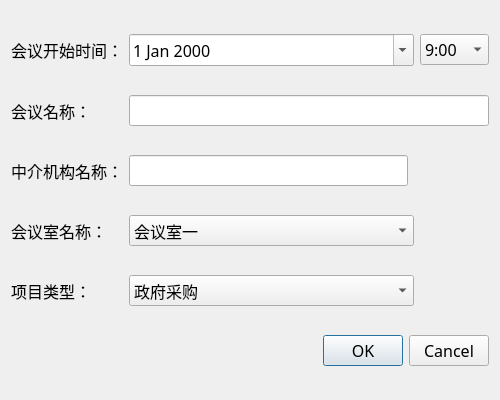
Before: the Qt Designer form InserMeeting.ui in ljgaqi/MyMeeting, drawn with Qt 5.
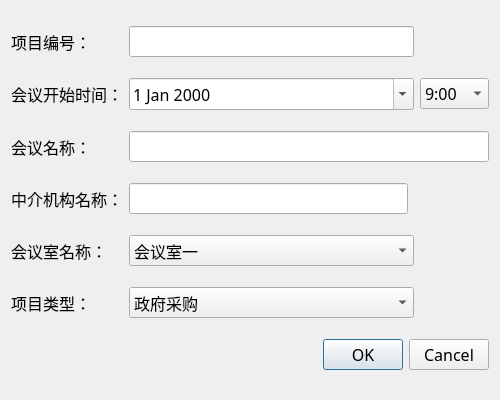
After: the same form once the commit is applied.

Diff of the .ui file:
```diff
--- a/InserMeeting.ui
+++ b/InserMeeting.ui
@@ -14,7 +14,7 @@
    <string>添加会议日程</string>
   </property>
   <layout class="QGridLayout" name="gridLayout">
-   <item row="5" column="0" colspan="5">
+   <item row="6" column="0" colspan="5">
     <widget class="QDialogButtonBox" name="buttonBox">
      <property name="font">
       <font>
@@ -30,7 +30,56 @@
      </property>
     </widget>
    </item>
+   <item row="3" column="1">
+    <widget class="QLineEdit" name="lineEdit_2">
+     <property name="font">
+      <font>
+       <family>幼圆</family>
+       <pointsize>12</pointsize>
+      </font>
+     </property>
+    </widget>
+   </item>
    <item row="1" column="0">
+    <widget class="QLabel" name="label">
+     <property name="font">
+      <font>
+       <family>幼圆</family>
+       <pointsize>12</pointsize>
+      </font>
+     </property>
+     <property name="text">
+      <string>会议开始时间：</string>
+     </property>
+    </widget>
+   </item>
+   <item row="4" column="0">
+    <widget class="QLabel" name="label_4">
+     <property name="font">
+      <font>
+       <family>幼圆</family>
+       <pointsize>12</pointsize>
+      </font>
+     </property>
+     <property name="text">
+      <string>会议室名称：</string>
+     </property>
+    </widget>
+   </item>
+   <item row="1" column="1" colspan="2">
+    <widget class="QDateEdit" name="dateEdit">
+     <property name="font">
+      <font>
+       <family>幼圆</family>
+       <pointsize>12</pointsize>
+      </font>
+     </property>
+     <property name="calendarPopup">
+      <bool>true</bool>
+     </property>
+    </widget>
+   </item>
+   <item row="2" column="0">
     <widget class="QLabel" name="label_3">
      <property name="font">
       <font>
@@ -43,7 +92,37 @@
      </property>
     </widget>
    </item>
-   <item row="3" column="1" colspan="2">
+   <item row="2" column="1" colspan="4">
+    <widget class="QLineEdit" name="lineEdit">
+     <property name="font">
+      <font>
+       <family>幼圆</family>
+       <pointsize>12</pointsize>
+      </font>
+     </property>
+    </widget>
+   </item>
+   <item row="5" column="1" colspan="2">
+    <widget class="QComboBox" name="comboBox_2">
+     <property name="font">
+      <font>
+       <family>幼圆</family>
+       <pointsize>12</pointsize>
+      </font>
+     </property>
+     <item>
+      <property name="text">
+       <string>政府采购</string>
+      </property>
+     </item>
+     <item>
+      <property name="text">
+       <string>建设工程</string>
+      </property>
+     </item>
+    </widget>
+   </item>
+   <item row="4" column="1" colspan="2">
     <widget class="QComboBox" name="comboBox">
      <property name="font">
       <font>
@@ -63,7 +142,7 @@
      </item>
     </widget>
    </item>
-   <item row="0" column="3" colspan="2">
+   <item row="1" column="3" colspan="2">
     <widget class="QComboBox" name="comboBox_3">
      <property name="font">
       <font>
@@ -108,20 +187,7 @@
      </item>
     </widget>
    </item>
-   <item row="0" column="0">
-    <widget class="QLabel" name="label">
-     <property name="font">
-      <font>
-       <family>幼圆</family>
-       <pointsize>12</pointsize>
-      </font>
-     </property>
-     <property name="text">
-      <string>会议开始时间：</string>
-     </property>
-    </widget>
-   </item>
-   <item row="4" column="0">
+   <item row="5" column="0">
     <widget class="QLabel" name="label_5">
      <property name="font">
       <font>
@@ -134,63 +200,7 @@
      </property>
     </widget>
    </item>
-   <item row="0" column="1" colspan="2">
-    <widget class="QDateEdit" name="dateEdit">
-     <property name="font">
-      <font>
-       <family>幼圆</family>
-       <pointsize>12</pointsize>
-      </font>
-     </property>
-     <property name="calendarPopup">
-      <bool>true</bool>
-     </property>
-    </widget>
-   </item>
-   <item row="4" column="1" colspan="2">
-    <widget class="QComboBox" name="comboBox_2">
-     <property name="font">
-      <font>
-       <family>幼圆</family>
-       <pointsize>12</pointsize>
-      </font>
-     </property>
-     <item>
-      <property name="text">
-       <string>政府采购</string>
-      </property>
-     </item>
-     <item>
-      <property name="text">
-       <string>建设工程</string>
-      </property>
-     </item>
-    </widget>
-   </item>
-   <item row="1" column="1" colspan="4">
-    <widget class="QLineEdit" name="lineEdit">
-     <property name="font">
-      <font>
-       <family>幼圆</family>
-       <pointsize>12</pointsize>
-      </font>
-     </property>
-    </widget>
-   </item>
    <item row="3" column="0">
-    <widget class="QLabel" name="label_4">
-     <property name="font">
-      <font>
-       <family>幼圆</family>
-       <pointsize>12</pointsize>
-      </font>
-     </property>
-     <property name="text">
-      <string>会议室名称：</string>
-     </property>
-    </widget>
-   </item>
-   <item row="2" column="0">
     <widget class="QLabel" name="label_2">
      <property name="font">
       <font>
@@ -203,8 +213,21 @@
      </property>
     </widget>
    </item>
-   <item row="2" column="1">
-    <widget class="QLineEdit" name="lineEdit_2">
+   <item row="0" column="0">
+    <widget class="QLabel" name="label_6">
+     <property name="font">
+      <font>
+       <family>幼圆</family>
+       <pointsize>12</pointsize>
+      </font>
+     </property>
+     <property name="text">
+      <string>项目编号：</string>
+     </property>
+    </widget>
+   </item>
+   <item row="0" column="1" colspan="2">
+    <widget class="QLineEdit" name="lineEdit_3">
      <property name="font">
       <font>
        <family>幼圆</family>
```
